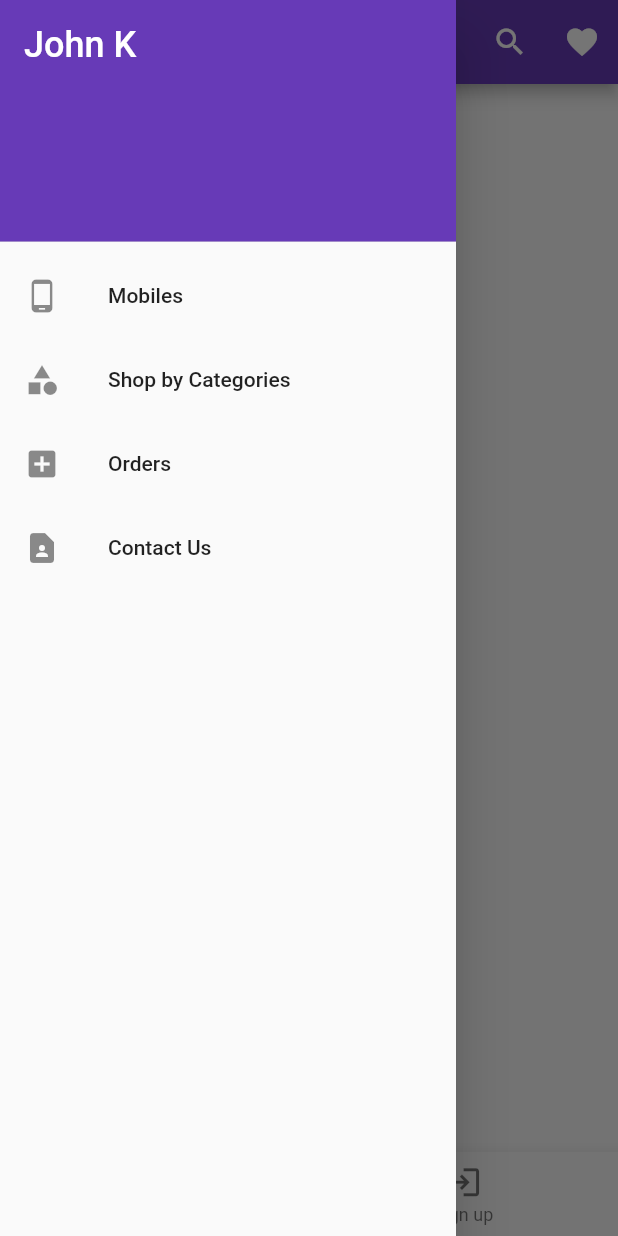
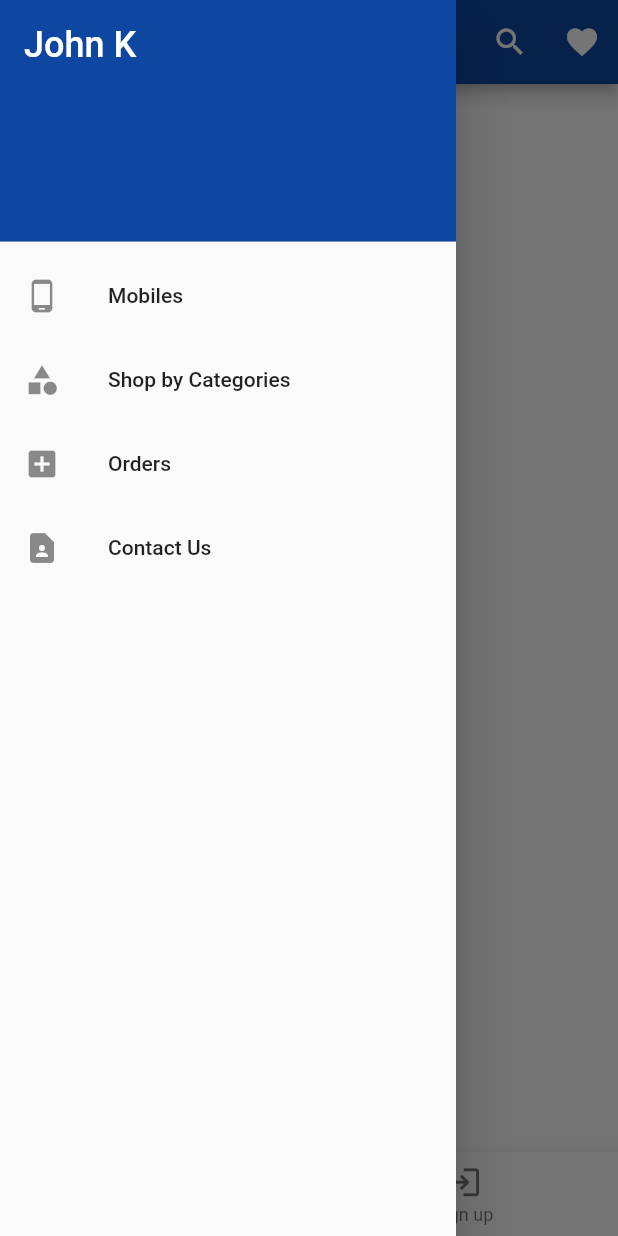
Before and after one commit to krishnaprasad011/MobileStore_FlutterApp, a Flutter app: the screen it shows after launch, in the side drawer, after a tap on the "shopping cart" icon, on a phone screen of 412 x 824 dp. Run offline on Flutter 3.47's test engine with Material 2 defaults, Android fonts, the phone set to English and light mode, and no system bars; our stand-ins replace cloud_firestore, firebase_auth, firebase_core; accounts and stored records are empty.

Commit message:
kp_v6_splash

```diff
--- a/lib/main.dart
+++ b/lib/main.dart
@@ -4,15 +4,17 @@ import 'package:mobile_store_app/pages/cart.dart';
 import 'package:mobile_store_app/pages/products.dart';
 import 'package:mobile_store_app/pages/profile.dart';
 import 'package:mobile_store_app/pages/signup.dart';
+import 'package:mobile_store_app/pages/splash.dart';
 void main() {
   runApp(MaterialApp(
-    initialRoute: '/home',
+    initialRoute: '/splash',
     routes: {
       '/home':(context)=>Home(),
       '/cart':(context)=>Cart(),
       '/profile':(context)=>Profile(),
       '/products':(context)=>Products(),
       '/signup':(context)=>Signup(),
+      '/splash':(context)=>Splashscreen()
     },
   ),
   );
--- a/lib/pages/baseAppbar.dart
+++ b/lib/pages/baseAppbar.dart
@@ -1,3 +1,4 @@
+import 'dart:convert';
 import 'package:flutter/material.dart';
 
 class BaseAppBar{
@@ -11,12 +12,13 @@ class BaseAppBar{
 dynamic getTopAppBar(String title){
   return AppBar(
         title: Text(title),
+        elevation: null,
         actions: [
           IconButton(
             onPressed: (){}, icon: const Icon(Icons.search)),
           IconButton(onPressed: (){}, icon: const Icon(Icons.favorite))
         ],
-        backgroundColor: Colors.deepPurple,
+        backgroundColor: Colors.blue[900],
       );
 }
 
@@ -27,7 +29,7 @@ dynamic getDrawer(BuildContext context){
       children: <Widget>[
         DrawerHeader(
           decoration: BoxDecoration(
-            color: Colors.deepPurple,
+            color: Colors.blue[900],
           ),
           child: Text(
             'John K',
@@ -41,7 +43,7 @@ dynamic getDrawer(BuildContext context){
         ListTile(
           leading: const Icon(Icons.phone_android),
           title: const Text('Mobiles'),
-          hoverColor: Colors.purpleAccent,
+          hoverColor: Colors.blueAccent,
           onTap: () async{
             await Navigator.pushNamed(context, '/products');
           },
@@ -49,19 +51,19 @@ dynamic getDrawer(BuildContext context){
        ListTile(
           leading: const Icon(Icons.category),
           title: const Text('Shop by Categories'),
-          hoverColor: Colors.purpleAccent,
+          hoverColor: Colors.blueAccent,
           onTap: () {},
         ),
         ListTile(
           leading: const Icon(Icons.add_box),
           title: const Text('Orders'),
-          hoverColor: Colors.purpleAccent,
+          hoverColor: Colors.blueAccent,
           onTap: () {},
         ),
         ListTile(
           leading: const Icon(Icons.contact_page),
           title: const Text('Contact Us'),
-          hoverColor: Colors.purpleAccent,
+          hoverColor: Colors.blueAccent,
           onTap: () {},
         ),
       ],
@@ -84,7 +86,7 @@ dynamic getBottomAppbar(BuildContext context){
           ),
       ],
         currentIndex: selectedIndex,
-        selectedItemColor: Colors.purple[800],
+        selectedItemColor: Colors.blue[900],
         onTap: (index)async{
           tapedItem(index);
           if(selectedIndex==0)
@@ -102,7 +104,7 @@ dynamic getBottomAppbar(BuildContext context){
   }
 dynamic getFloatingButton(BuildContext context){
   return FloatingActionButton(
-        backgroundColor: Colors.deepPurple,
+        backgroundColor: Colors.blue[900],
         onPressed: () async{
           await Navigator.pushNamed(context, '/cart');
         } ,
--- a/lib/pages/products.dart
+++ b/lib/pages/products.dart
@@ -3,7 +3,7 @@ import 'package:flutter/material.dart';
 import 'package:mobile_store_app/pages/baseAppbar.dart';
 import 'package:cloud_firestore/cloud_firestore.dart';
 
-Future<void> main()async{
+void main()async{
   WidgetsFlutterBinding.ensureInitialized();
   await Firebase.initializeApp();
   runApp(Products());
@@ -39,7 +39,11 @@ class _ProductsState extends State<Products> {
               .collection('products')
               .snapshots(),
           builder: (context, AsyncSnapshot<QuerySnapshot> snapshot ){
-            return ListView(
+            if(snapshot.hasData)
+            {
+              if(snapshot.data!.docs.isNotEmpty)
+              {
+                return ListView(
             children: snapshot.data!.docs.map((e){
           return Card(
             clipBehavior: Clip.antiAlias,
@@ -87,8 +91,14 @@ class _ProductsState extends State<Products> {
           );
         }).toList(),
       );
-          },
-          ) ,
+              }else{
+                return Text('Unable to fetch data');
+              }
+              }else{
+                  return Text('check your internet connection');
+              }
+              },
+          )
       ),
 
             floatingActionButton: BaseAppBar().getFloatingButton(context),
--- /dev/null
+++ b/lib/pages/splash.dart
@@ -0,0 +1,46 @@
+import 'dart:async';
+import 'package:flutter/material.dart';
+import 'package:mobile_store_app/pages/home.dart';
+
+class Splashscreen extends StatefulWidget {
+  const Splashscreen({ Key? key }) : super(key: key);
+
+  @override
+  _SplashscreenState createState() => _SplashscreenState();
+}
+
+class _SplashscreenState extends State<Splashscreen> {
+  @override
+
+  void initState(){
+    super.initState();
+    Timer (const Duration(seconds: 3), ()=>Navigator.push(context, MaterialPageRoute(builder: (context)=>Home())));
+  }
+  Widget build(BuildContext context) {
+    var colors2 = const [Color(0xFF400E17), Color(0xFF0F0F5B),];
+    return Scaffold(
+      body: Container(
+        width: double.infinity,
+        height: double.infinity,
+        decoration: BoxDecoration(
+          gradient: LinearGradient(
+            begin: Alignment.topRight,
+            end: Alignment.bottomRight,
+            colors: colors2
+          )
+        ),
+        child: Column(
+          crossAxisAlignment: CrossAxisAlignment.center,
+          mainAxisAlignment: MainAxisAlignment.spaceAround,
+          children: [
+            Image.asset('lib/images/splash.png',
+            height: 300.0,
+            width: 400.0,),
+
+          ],
+        ),
+      ),
+
+    );
+  }
+}
--- a/pubspec.yaml
+++ b/pubspec.yaml
@@ -62,9 +62,8 @@ flutter:
   uses-material-design: true
 
   # To add assets to your application, add an assets section, like this:
-  # assets:
-  #   - images/a_dot_burr.jpeg
-  #   - images/a_dot_ham.jpeg
+  assets:
+    - lib/images/splash.png
 
   # An image asset can refer to one or more resolution-specific "variants", see
   # https://flutter.dev/assets-and-images/#resolution-aware.
```
Also changed, not shown: lib/images/splash.png (added).
